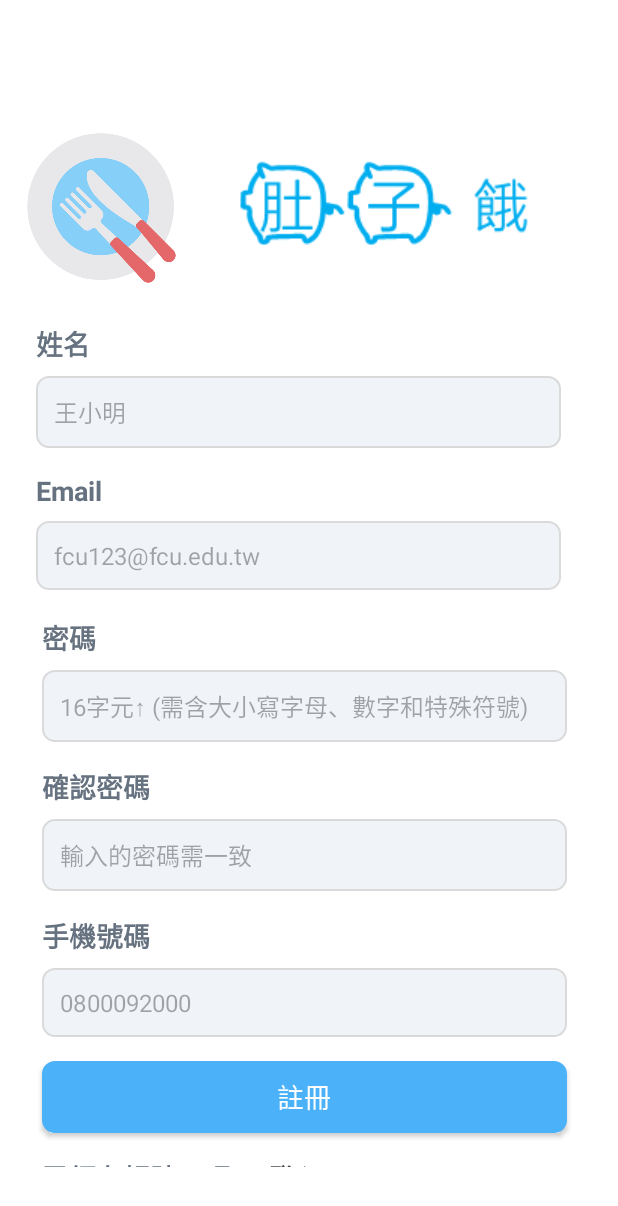
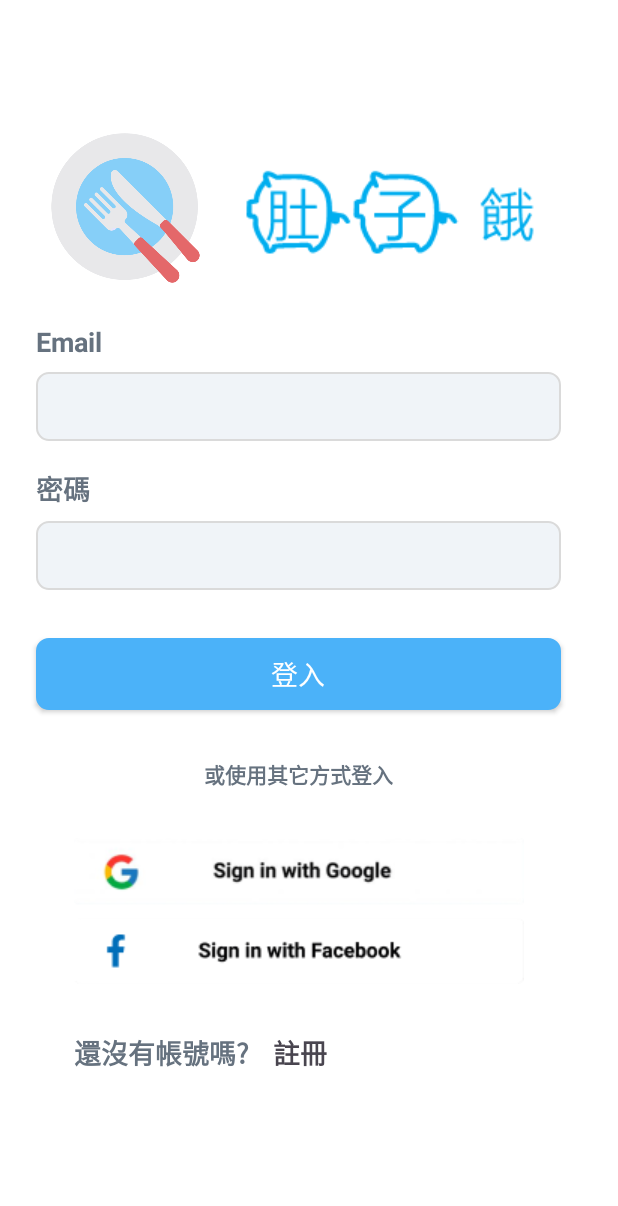
Before and after one commit to WhitePomeranian/Mobile-Application-Development_Hungry, an Android app: the screen it shows after launch (MainActivity), on a phone screen of 412 x 824 dp. Shown: the top 1206 px of the screen. Run offline under Robolectric (Android 15) with nearby library versions, the phone set to English and light mode, and no system bars.

Commit message:
完成login的介面設計

```diff
--- a/app/src/main/java/com/fcu/hungry/MainActivity.java
+++ b/app/src/main/java/com/fcu/hungry/MainActivity.java
@@ -3,8 +3,11 @@ package com.fcu.hungry;
 import androidx.appcompat.app.AppCompatActivity;
 
 import android.os.Bundle;
+import android.widget.TextView;
 
 public class MainActivity extends AppCompatActivity {
+
+
 
     @Override
     protected void onCreate(Bundle savedInstanceState) {
--- a/app/src/main/java/com/fcu/hungry/RegisterActivity.java
+++ b/app/src/main/java/com/fcu/hungry/RegisterActivity.java
@@ -3,6 +3,7 @@ package com.fcu.hungry;
 import androidx.appcompat.app.AppCompatActivity;
 
 import android.os.Bundle;
+import android.widget.TextView;
 
 public class RegisterActivity extends AppCompatActivity {
 
--- a/app/src/main/res/layout/activity_main.xml
+++ b/app/src/main/res/layout/activity_main.xml
@@ -22,92 +22,60 @@
             android:minHeight="732dp">
 
             <ImageView
-                android:id="@+id/iv_app_logo"
+                android:id="@+id/iv_login_app_logo"
                 android:layout_width="103dp"
                 android:layout_height="137dp"
-                android:layout_marginStart="16dp"
+                android:layout_marginStart="32dp"
                 android:layout_marginTop="24dp"
+                android:src="@drawable/kitchen_accessories"
                 app:layout_constraintStart_toStartOf="parent"
                 app:layout_constraintTop_toTopOf="parent"
-                app:srcCompat="@drawable/kitchen_accessories" />
+                tools:srcCompat="@drawable/kitchen_accessories" />
 
             <ImageView
-                android:id="@+id/iv_app_name"
+                android:id="@+id/iv_login_app_name"
                 android:layout_width="wrap_content"
                 android:layout_height="wrap_content"
-                android:layout_marginStart="20dp"
-                android:layout_marginTop="48dp"
-                app:layout_constraintStart_toEndOf="@+id/iv_app_logo"
+                android:layout_marginStart="8dp"
+                android:layout_marginTop="54dp"
+                android:src="@drawable/title"
+                app:layout_constraintStart_toEndOf="@+id/iv_login_app_logo"
                 app:layout_constraintTop_toTopOf="parent"
-                app:srcCompat="@drawable/title" />
+                tools:srcCompat="@drawable/title" />
 
             <TextView
-                android:id="@+id/tv_name"
+                android:id="@+id/tv_login_email"
                 android:layout_width="wrap_content"
                 android:layout_height="wrap_content"
                 android:layout_marginStart="24dp"
                 android:layout_marginTop="8dp"
-                android:text="@string/username_title"
+                android:text="@string/email_title"
                 android:textAppearance="@style/TextAppearance.AppCompat.Medium"
                 android:textColor="@color/login_register_title"
                 android:textStyle="bold"
                 app:layout_constraintStart_toStartOf="parent"
-                app:layout_constraintTop_toBottomOf="@+id/iv_app_logo" />
+                app:layout_constraintTop_toBottomOf="@+id/iv_login_app_logo" />
 
             <EditText
-                android:id="@+id/et_name"
-                android:layout_width="0dp"
-                android:layout_height="wrap_content"
-                android:layout_marginTop="8dp"
-                android:autofillHints="name"
-                android:background="@drawable/edittext_background"
-                android:ems="20"
-                android:hint="@string/username_hint"
-                android:inputType="textPersonName"
-                android:padding="12dp"
-                android:textColor="#000000"
-                android:textSize="16sp"
-                app:layout_constraintEnd_toEndOf="@+id/tv_name"
-                app:layout_constraintHorizontal_bias="0.0"
-                app:layout_constraintStart_toStartOf="@+id/tv_name"
-                app:layout_constraintTop_toBottomOf="@+id/tv_name"
-                app:layout_constraintWidth_percent="0.85" />
-
-            <TextView
-                android:id="@+id/tv_email"
-                android:layout_width="wrap_content"
-                android:layout_height="wrap_content"
-                android:layout_marginTop="72dp"
-                android:text="@string/email_title"
-                android:textAppearance="@style/TextAppearance.AppCompat.Medium"
-                android:textColor="@color/login_register_title"
-                android:textStyle="bold"
-                app:layout_constraintEnd_toEndOf="@+id/tv_name"
-                app:layout_constraintHorizontal_bias="0.0"
-                app:layout_constraintStart_toStartOf="@+id/tv_name"
-                app:layout_constraintTop_toBottomOf="@+id/tv_name" />
-
-            <EditText
-                android:id="@+id/et_email"
+                android:id="@+id/et_login_email"
                 android:layout_width="0dp"
                 android:layout_height="wrap_content"
                 android:layout_marginTop="8dp"
                 android:autofillHints="email"
                 android:background="@drawable/edittext_background"
                 android:ems="50"
-                android:hint="@string/email_hint"
                 android:inputType="textEmailAddress"
                 android:padding="12dp"
                 android:textColor="#000000"
                 android:textSize="16sp"
-                app:layout_constraintEnd_toEndOf="@+id/tv_email"
+                app:layout_constraintEnd_toEndOf="@+id/tv_login_email"
                 app:layout_constraintHorizontal_bias="0.0"
-                app:layout_constraintStart_toStartOf="@+id/tv_email"
-                app:layout_constraintTop_toBottomOf="@+id/tv_email"
+                app:layout_constraintStart_toStartOf="@+id/tv_login_email"
+                app:layout_constraintTop_toBottomOf="@+id/tv_login_email"
                 app:layout_constraintWidth_percent="0.85" />
 
             <TextView
-                android:id="@+id/tv_password"
+                android:id="@+id/tv_login_password"
                 android:layout_width="wrap_content"
                 android:layout_height="wrap_content"
                 android:layout_marginTop="72dp"
@@ -115,135 +83,105 @@
                 android:textAppearance="@style/TextAppearance.AppCompat.Medium"
                 android:textColor="@color/login_register_title"
                 android:textStyle="bold"
-                app:layout_constraintEnd_toEndOf="@+id/tv_email"
-                app:layout_constraintStart_toStartOf="@+id/tv_email"
-                app:layout_constraintTop_toBottomOf="@+id/tv_email" />
+                app:layout_constraintEnd_toEndOf="@+id/tv_login_email"
+                app:layout_constraintHorizontal_bias="0.0"
+                app:layout_constraintStart_toStartOf="@+id/tv_login_email"
+                app:layout_constraintTop_toBottomOf="@+id/tv_login_email" />
 
             <EditText
-                android:id="@+id/et_password"
+                android:id="@+id/et_login_password"
                 android:layout_width="0dp"
                 android:layout_height="wrap_content"
                 android:layout_marginTop="8dp"
                 android:autofillHints="password"
                 android:background="@drawable/edittext_background"
                 android:ems="50"
-                android:hint="@string/password_hint"
                 android:inputType="textPassword"
                 android:padding="12dp"
                 android:textColor="#000000"
                 android:textSize="16sp"
-                app:layout_constraintEnd_toEndOf="@+id/tv_password"
+                app:layout_constraintEnd_toEndOf="@+id/tv_login_password"
                 app:layout_constraintHorizontal_bias="0.0"
-                app:layout_constraintStart_toStartOf="@+id/tv_password"
-                app:layout_constraintTop_toBottomOf="@+id/tv_password"
+                app:layout_constraintStart_toStartOf="@+id/tv_login_password"
+                app:layout_constraintTop_toBottomOf="@+id/tv_login_password"
+                app:layout_constraintWidth_percent="0.85" />
+
+            <androidx.appcompat.widget.AppCompatButton
+                android:id="@+id/btn_login"
+                android:layout_width="0dp"
+                android:layout_height="wrap_content"
+                android:layout_marginTop="32dp"
+                android:background="@drawable/button_background"
+                android:text="@string/login_btn"
+                android:textAppearance="@style/TextAppearance.AppCompat.Medium"
+                android:textColor="@color/white"
+                app:layout_constraintEnd_toEndOf="@+id/et_login_password"
+                app:layout_constraintStart_toStartOf="@+id/et_login_password"
+                app:layout_constraintTop_toBottomOf="@+id/et_login_password"
                 app:layout_constraintWidth_percent="0.85" />
 
             <TextView
-                android:id="@+id/tv_confirm_password"
+                android:id="@+id/tv_another_way_login"
                 android:layout_width="wrap_content"
                 android:layout_height="wrap_content"
-                android:layout_marginTop="72dp"
-                android:text="@string/confirm_password_title"
+                android:layout_marginTop="32dp"
+                android:text="@string/another_way_login"
+                android:textAppearance="@style/TextAppearance.AppCompat.Small"
+                android:textColor="@color/login_register_title"
+                android:textStyle="bold"
+                app:layout_constraintEnd_toEndOf="@+id/btn_login"
+                app:layout_constraintStart_toStartOf="@+id/btn_login"
+                app:layout_constraintTop_toBottomOf="@+id/btn_login" />
+
+            <ImageButton
+                android:id="@+id/ibtn_login_facebook"
+                android:layout_width="wrap_content"
+                android:layout_height="wrap_content"
+                android:layout_marginTop="8dp"
+                android:background="@null"
+                app:layout_constraintEnd_toEndOf="@+id/ibtn_login_google"
+                app:layout_constraintHorizontal_bias="0.0"
+                app:layout_constraintStart_toStartOf="@+id/ibtn_login_google"
+                app:layout_constraintTop_toBottomOf="@+id/ibtn_login_google"
+                app:srcCompat="@drawable/crop_facebook_button" />
+
+            <ImageButton
+                android:id="@+id/ibtn_login_google"
+                android:layout_width="wrap_content"
+                android:layout_height="wrap_content"
+                android:layout_marginTop="32dp"
+                android:background="@null"
+                app:layout_constraintEnd_toEndOf="@+id/tv_another_way_login"
+                app:layout_constraintStart_toStartOf="@+id/tv_another_way_login"
+                app:layout_constraintTop_toBottomOf="@+id/tv_another_way_login"
+                app:srcCompat="@drawable/crop_google_button" />
+
+            <TextView
+                android:id="@+id/textView9"
+                android:layout_width="wrap_content"
+                android:layout_height="wrap_content"
+                android:layout_marginTop="32dp"
+                android:text="@string/not_have_account"
                 android:textAppearance="@style/TextAppearance.AppCompat.Medium"
                 android:textColor="@color/login_register_title"
                 android:textStyle="bold"
-                app:layout_constraintEnd_toEndOf="@+id/tv_password"
+                app:layout_constraintEnd_toEndOf="@+id/ibtn_login_facebook"
                 app:layout_constraintHorizontal_bias="0.0"
-                app:layout_constraintStart_toStartOf="@+id/tv_password"
-                app:layout_constraintTop_toBottomOf="@+id/tv_password" />
-
-            <EditText
-                android:id="@+id/et_confirm_password"
-                android:layout_width="0dp"
-                android:layout_height="wrap_content"
-                android:layout_marginTop="8dp"
-                android:background="@drawable/edittext_background"
-                android:ems="50"
-                android:hint="@string/confirm_password_hint"
-                android:inputType="textPassword"
-                android:padding="12dp"
-                android:textColor="#000000"
-                android:textSize="16sp"
-                app:layout_constraintEnd_toEndOf="@+id/tv_confirm_password"
-                app:layout_constraintHorizontal_bias="0.0"
-                app:layout_constraintStart_toStartOf="@+id/tv_confirm_password"
-                app:layout_constraintTop_toBottomOf="@+id/tv_confirm_password"
-                app:layout_constraintWidth_percent="0.85" />
+                app:layout_constraintStart_toStartOf="@+id/ibtn_login_facebook"
+                app:layout_constraintTop_toBottomOf="@+id/ibtn_login_facebook" />
 
             <TextView
-                android:id="@+id/tv_phone"
-                android:layout_width="wrap_content"
-                android:layout_height="wrap_content"
-                android:layout_marginTop="72dp"
-                android:text="@string/phone_title"
-                android:textAppearance="@style/TextAppearance.AppCompat.Medium"
-                android:textColor="@color/login_register_title"
-                android:textStyle="bold"
-                app:layout_constraintEnd_toEndOf="@+id/tv_confirm_password"
-                app:layout_constraintStart_toStartOf="@+id/tv_confirm_password"
-                app:layout_constraintTop_toBottomOf="@+id/tv_confirm_password" />
-
-            <EditText
-                android:id="@+id/et_phone"
-                android:layout_width="0dp"
-                android:layout_height="wrap_content"
-                android:layout_marginTop="8dp"
-                android:autofillHints="phone"
-                android:background="@drawable/edittext_background"
-                android:ems="20"
-                android:hint="@string/phone_hint"
-                android:inputType="phone"
-                android:padding="12dp"
-                android:textColor="#000000"
-                android:textSize="16sp"
-                app:layout_constraintEnd_toEndOf="@+id/tv_phone"
-                app:layout_constraintHorizontal_bias="0.0"
-                app:layout_constraintStart_toStartOf="@+id/tv_phone"
-                app:layout_constraintTop_toBottomOf="@+id/tv_phone"
-                app:layout_constraintWidth_percent="0.85" />
-
-            <androidx.appcompat.widget.AppCompatButton
-                android:id="@+id/register_btn"
-                android:layout_width="0dp"
-                android:layout_height="wrap_content"
-                android:layout_marginTop="16dp"
-                android:background="@drawable/button_background"
-                android:text="@string/register_btn"
-                android:textAppearance="@style/TextAppearance.AppCompat.Medium"
-                android:textColor="@color/white"
-                app:layout_constraintEnd_toEndOf="@+id/et_phone"
-                app:layout_constraintStart_toStartOf="@+id/et_phone"
-                app:layout_constraintTop_toBottomOf="@+id/et_phone"
-                app:layout_constraintWidth_percent="0.85" />
-
-            <TextView
-                android:id="@+id/textView3"
-                android:layout_width="wrap_content"
-                android:layout_height="wrap_content"
-                android:layout_marginTop="16dp"
-                android:layout_marginBottom="200dp"
-                android:text="@string/already_have_account"
-                android:textAppearance="@style/TextAppearance.AppCompat.Medium"
-                android:textColor="@color/login_register_title"
-                android:textStyle="bold"
-                app:layout_constraintBottom_toBottomOf="parent"
-                app:layout_constraintEnd_toEndOf="@+id/tv_phone"
-                app:layout_constraintHorizontal_bias="0.0"
-                app:layout_constraintStart_toStartOf="@+id/tv_phone"
-                app:layout_constraintTop_toBottomOf="@+id/register_btn" />
-
-            <TextView
-                android:id="@+id/textView4"
+                android:id="@+id/textView10"
                 android:layout_width="wrap_content"
                 android:layout_height="wrap_content"
                 android:layout_marginStart="16dp"
-                android:text="@string/login_title"
+                android:text="@string/register_btn"
                 android:textAppearance="@style/TextAppearance.AppCompat.Medium"
                 android:textStyle="bold"
-                app:layout_constraintBottom_toBottomOf="@+id/textView3"
-                app:layout_constraintStart_toEndOf="@+id/textView3"
-                app:layout_constraintTop_toTopOf="@+id/textView3" />
+                app:layout_constraintBottom_toBottomOf="@+id/textView9"
+                app:layout_constraintStart_toEndOf="@+id/textView9"
+                app:layout_constraintTop_toTopOf="@+id/textView9" />
+
         </androidx.constraintlayout.widget.ConstraintLayout>
     </ScrollView>
-
 </androidx.constraintlayout.widget.ConstraintLayout>
--- a/app/src/main/res/values/strings.xml
+++ b/app/src/main/res/values/strings.xml
@@ -13,4 +13,7 @@
     <string name="register_btn">註冊</string>
     <string name="already_have_account">已經有帳號了嗎?</string>
     <string name="login_title">登入</string>
+    <string name="login_btn">登入</string>
+    <string name="another_way_login">或使用其它方式登入</string>
+    <string name="not_have_account">還沒有帳號嗎?</string>
 </resources>
```
Also changed, not shown: app/src/main/res/layout/activity_register.xml (+56 -56 lines), app/src/main/res/drawable/crop_facebook_button.png (added), app/src/main/res/drawable/crop_google_button.png (added).
